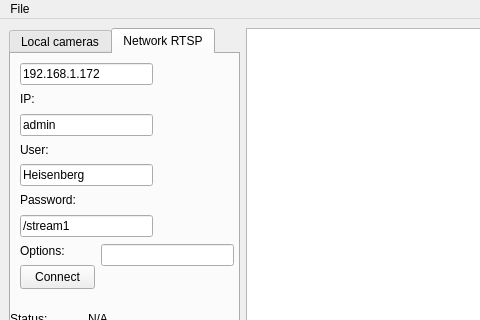
Omadica/EnhancedPlayer, file mainwindow.ui: the form before one commit; both pictures show x 0 to 480 and y 0 to 320 of the 1210 by 698 pixel window.
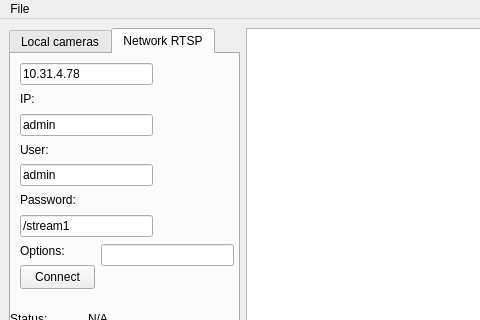
The form after the commit. Custom widgets are drawn as their Qt base class.

```diff
--- a/mainwindow.ui
+++ b/mainwindow.ui
@@ -76,7 +76,7 @@
            </rect>
           </property>
           <property name="text">
-           <string>192.168.1.172</string>
+           <string>10.31.4.78</string>
           </property>
          </widget>
          <widget class="QLabel" name="label">
@@ -134,7 +134,7 @@
            <string notr="true">lineedit-password-character: 9679</string>
           </property>
           <property name="text">
-           <string>Heisenberg</string>
+           <string>admin</string>
           </property>
          </widget>
          <widget class="QLabel" name="label_3">
```
Left out of the diff: 2 changed lines with no effect on the pictures.
